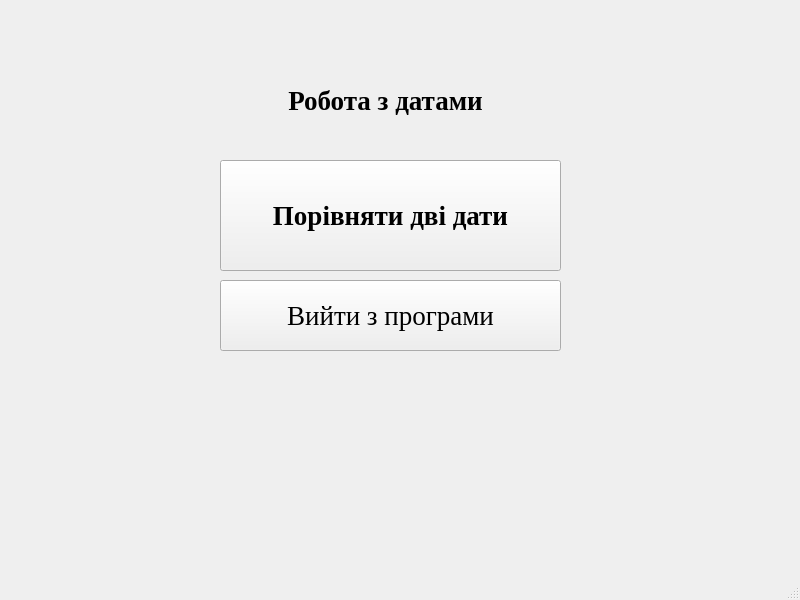
Qt form Lab_updated_with_UML/mainwindow.ui (KirillKotsko/Lab1_sem4) before a commit.
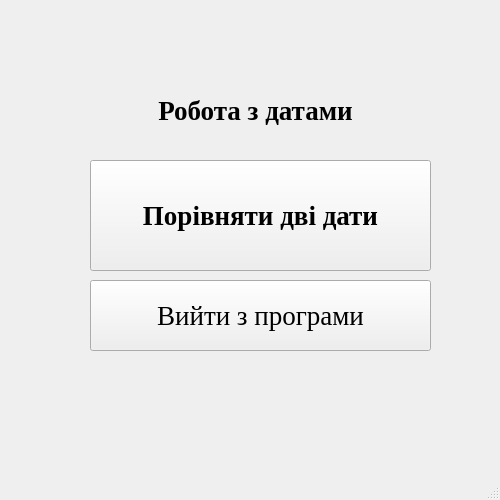
The same form after that commit.

Diff of the .ui file:
```diff
--- a/Lab_updated_with_UML/mainwindow.ui
+++ b/Lab_updated_with_UML/mainwindow.ui
@@ -6,8 +6,8 @@
    <rect>
     <x>0</x>
     <y>0</y>
-    <width>800</width>
-    <height>600</height>
+    <width>500</width>
+    <height>500</height>
    </rect>
   </property>
   <property name="windowTitle">
@@ -17,7 +17,7 @@
    <widget class="QPushButton" name="pushButton">
     <property name="geometry">
      <rect>
-      <x>220</x>
+      <x>90</x>
       <y>160</y>
       <width>341</width>
       <height>111</height>
@@ -55,8 +55,8 @@
    <widget class="QLabel" name="label">
     <property name="geometry">
      <rect>
-      <x>200</x>
-      <y>80</y>
+      <x>70</x>
+      <y>90</y>
       <width>371</width>
       <height>41</height>
      </rect>
@@ -82,7 +82,7 @@
    <widget class="QPushButton" name="pushButton_2">
     <property name="geometry">
      <rect>
-      <x>220</x>
+      <x>90</x>
       <y>280</y>
       <width>341</width>
       <height>71</height>
```
Left out of the diff: 6 changed lines with no effect on the pictures.
